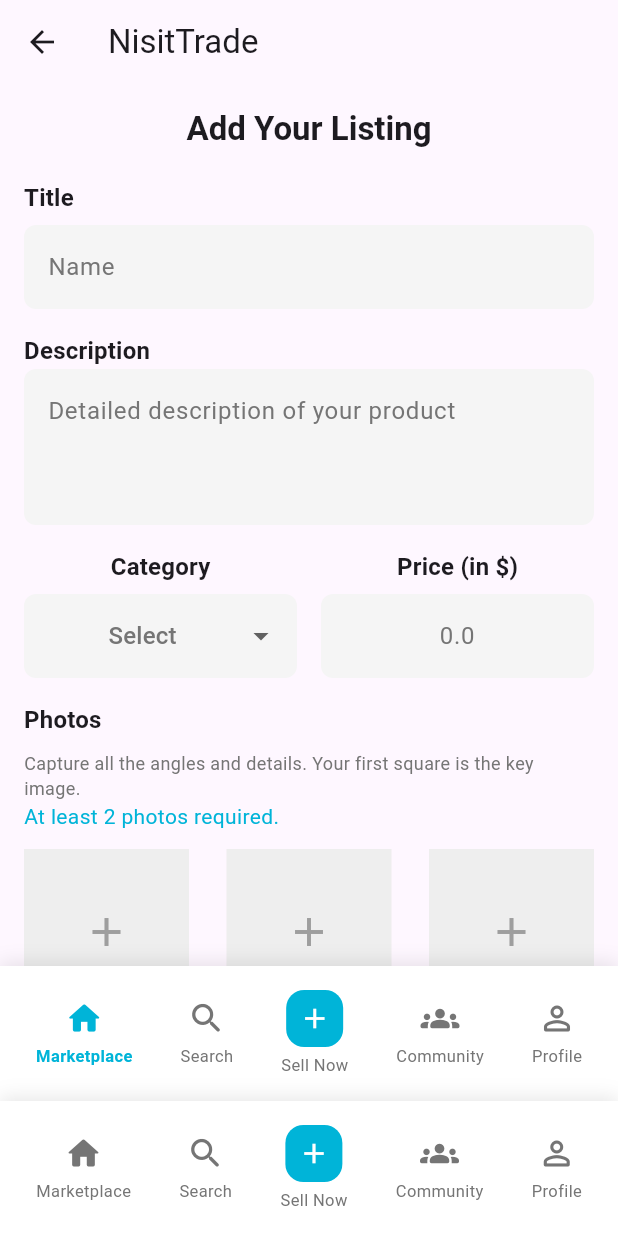
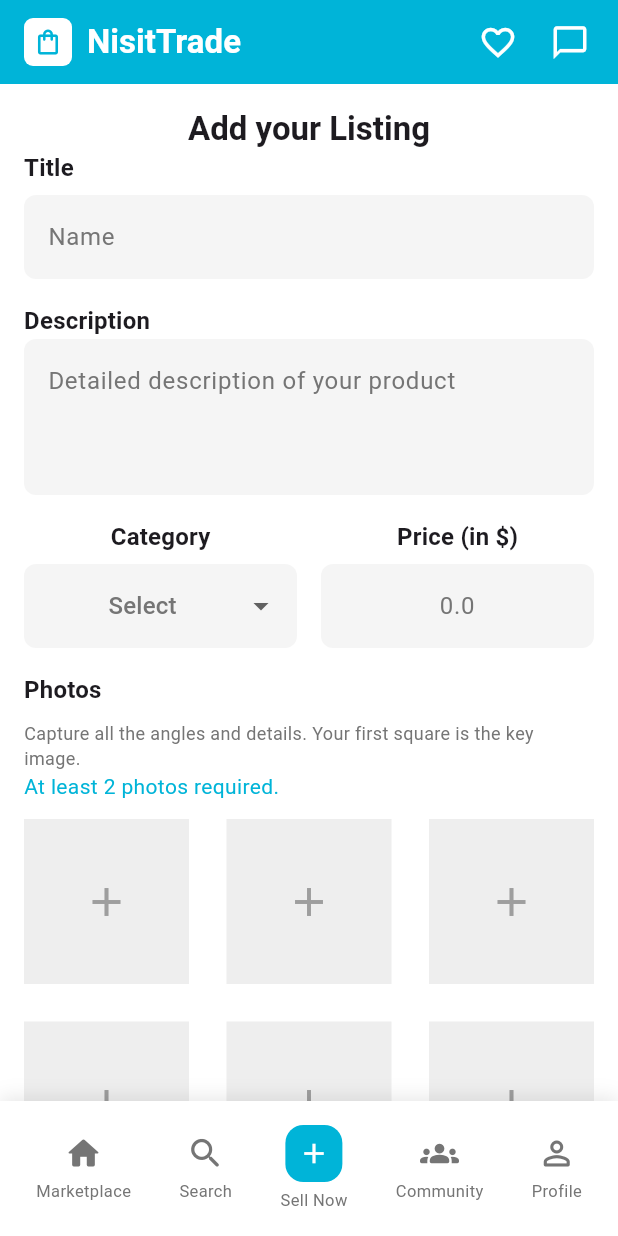
Before and after one commit to Hong-Layeang/NisitTrade-User, a Flutter app: the SellPage screen opened by its route, on a phone screen of 412 x 824 dp. Run offline on Flutter 3.47's test engine with Material 3 defaults, Android fonts, the light colour scheme and no system bars; network calls fail.

Commit message:
fixing sell page

```diff
--- a/Client/frontend/lib/core/routes/route_controller.dart
+++ b/Client/frontend/lib/core/routes/route_controller.dart
@@ -47,7 +47,11 @@ Route<dynamic> controlRoute(RouteSettings settings) {
 
     case AppRoutes.sell:
       return MaterialPageRoute(
-        builder: (_) => MainLayout(currentNavIndex: 2, child: SellPage()),
+        builder: (_) => MainLayout(
+          currentNavIndex: 2,
+          appBar: const SellAppBar(),
+          child: SellPage(),
+        ),
       );
 
     case AppRoutes.community:
--- a/Client/frontend/lib/features/sell/pages/sell_page.dart
+++ b/Client/frontend/lib/features/sell/pages/sell_page.dart
@@ -1,6 +1,5 @@
 import 'package:flutter/material.dart';
 import 'package:frontend/core/constants/colors.dart';
-import '../../../features/shared/layouts/main_layouts.dart';
 
 class SellPage extends StatefulWidget {
   @override
@@ -14,25 +13,21 @@ class _SellPageState extends State<SellPage> {
 
   @override
   Widget build(BuildContext context) {
-    return MainLayouts(
-      child: SingleChildScrollView(
+    return SingleChildScrollView(
       padding: const EdgeInsets.all(16.0),
       child: Form(
         key: _formKey,
         child: Column(
           crossAxisAlignment: CrossAxisAlignment.start,
           children: [
-              // Page heading
             Center(
               child: Text(
-                  "Add Your Listing",
+                'Add your Listing',
                 style: Theme.of(
                   context,
                 ).textTheme.titleLarge?.copyWith(fontWeight: FontWeight.bold),
               ),
             ),
-              const SizedBox(height: 20),
-
             // Title field
             Text(
               "Title",
@@ -81,7 +76,6 @@ class _SellPageState extends State<SellPage> {
             Row(
               children: [
                 Expanded(
-                    flex: 1,
                   child: Column(
                     crossAxisAlignment: CrossAxisAlignment.center,
                     children: [
@@ -122,7 +116,6 @@ class _SellPageState extends State<SellPage> {
                 ),
                 const SizedBox(width: 16),
                 Expanded(
-                    flex: 1,
                   child: Column(
                     crossAxisAlignment: CrossAxisAlignment.center,
                     children: [
@@ -137,9 +130,7 @@ class _SellPageState extends State<SellPage> {
                         textAlign: TextAlign.center,
                         decoration: InputDecoration(
                           hintText: "0.0",
-                            hintStyle: TextStyle(
-                              color: AppColors.textSecondary,
-                            ),
+                          hintStyle: TextStyle(color: AppColors.textSecondary),
                           filled: true,
                           fillColor: Colors.grey[100],
                           border: OutlineInputBorder(
@@ -227,7 +218,70 @@ class _SellPageState extends State<SellPage> {
           ],
         ),
       ),
-      ),
     );
   }
 }
+
+class SellAppBar extends StatelessWidget implements PreferredSizeWidget {
+  final VoidCallback? onFavoriteTap;
+  final VoidCallback? onChatTap;
+
+  const SellAppBar({super.key, this.onFavoriteTap, this.onChatTap});
+
+  @override
+  Size get preferredSize => const Size.fromHeight(56);
+
+  @override
+  Widget build(BuildContext context) {
+    return AppBar(
+      backgroundColor: const Color(0xFF00B4D8),
+      elevation: 0,
+      automaticallyImplyLeading: false,
+      title: Row(
+        children: [
+          Container(
+            width: 32,
+            height: 32,
+            decoration: BoxDecoration(
+              color: Colors.white,
+              borderRadius: BorderRadius.circular(6),
+            ),
+            child: const Icon(
+              Icons.shopping_bag_outlined,
+              color: Color(0xFF00B4D8),
+              size: 20,
+            ),
+          ),
+          const SizedBox(width: 10),
+          const Text(
+            'NisitTrade',
+            style: TextStyle(
+              color: Colors.white,
+              fontSize: 22,
+              fontWeight: FontWeight.bold,
+            ),
+          ),
+        ],
+      ),
+      actions: [
+        IconButton(
+          onPressed: onFavoriteTap,
+          icon: const Icon(
+            Icons.favorite_border,
+            color: Colors.white,
+            size: 26,
+          ),
+        ),
+        IconButton(
+          onPressed: onChatTap,
+          icon: const Icon(
+            Icons.chat_bubble_outline,
+            color: Colors.white,
+            size: 26,
+          ),
+        ),
+        const SizedBox(width: 8),
+      ],
+    );
+  }
+}
```
Lines whose indentation alone changed are shown as unchanged.
